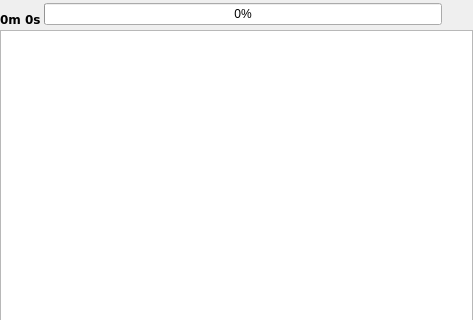
Before: the Qt Designer form branches/sayonara-885/src/GUI/playlist/GUI_Playlist.ui in shahid334/sayonara-player, drawn with Qt 5; both pictures show x 0 to 473 and y 0 to 320 of the 473 by 514 pixel window.
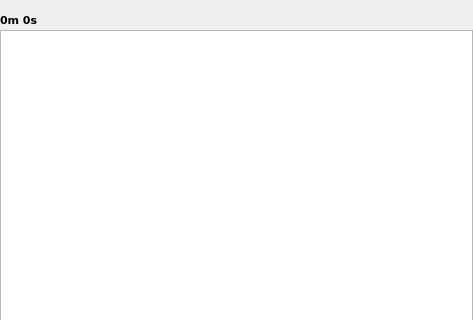
After: the same form once the commit is applied. Icons and pictures are not drawn. Custom widgets are drawn as their Qt base class.

Diff of the .ui file:
```diff
--- a/branches/sayonara-885/src/GUI/playlist/GUI_Playlist.ui
+++ b/branches/sayonara-885/src/GUI/playlist/GUI_Playlist.ui
@@ -445,24 +445,6 @@
      </item>
     </layout>
    </item>
-   <item row="3" column="1" colspan="2">
-    <spacer name="horizontalSpacer">
-     <property name="font">
-      <font>
-       <family>DejaVu Sans</family>
-      </font>
-     </property>
-     <property name="orientation">
-      <enum>Qt::Horizontal</enum>
-     </property>
-     <property name="sizeHint" stdset="0">
-      <size>
-       <width>40</width>
-       <height>20</height>
-      </size>
-     </property>
-    </spacer>
-   </item>
    <item row="3" column="3">
     <widget class="QPushButton" name="btn_numbers">
      <property name="minimumSize">
@@ -509,6 +491,12 @@
     <layout class="QHBoxLayout" name="horizontalLayout_3">
      <item>
       <widget class="QLabel" name="lab_totalTime">
+       <property name="sizePolicy">
+        <sizepolicy hsizetype="MinimumExpanding" vsizetype="Preferred">
+         <horstretch>0</horstretch>
+         <verstretch>0</verstretch>
+        </sizepolicy>
+       </property>
        <property name="minimumSize">
         <size>
          <width>0</width>
@@ -524,7 +512,7 @@
        <property name="font">
         <font>
          <family>DejaVu Sans</family>
-         <pointsize>9</pointsize>
+         <pointsize>8</pointsize>
          <weight>75</weight>
          <bold>true</bold>
         </font>
@@ -538,14 +526,92 @@
       </widget>
      </item>
      <item>
-      <widget class="QProgressBar" name="pb_download">
-       <property name="value">
-        <number>0</number>
+      <widget class="QLabel" name="lab_connection">
+       <property name="sizePolicy">
+        <sizepolicy hsizetype="Maximum" vsizetype="Preferred">
+         <horstretch>0</horstretch>
+         <verstretch>0</verstretch>
+        </sizepolicy>
+       </property>
+       <property name="minimumSize">
+        <size>
+         <width>0</width>
+         <height>25</height>
+        </size>
+       </property>
+       <property name="maximumSize">
+        <size>
+         <width>1000</width>
+         <height>16777215</height>
+        </size>
+       </property>
+       <property name="font">
+        <font>
+         <family>DejaVu Sans</family>
+         <pointsize>8</pointsize>
+         <weight>75</weight>
+         <bold>true</bold>
+        </font>
+       </property>
+       <property name="text">
+        <string/>
+       </property>
+       <property name="alignment">
+        <set>Qt::AlignBottom|Qt::AlignLeading|Qt::AlignLeft</set>
+       </property>
+      </widget>
+     </item>
+     <item>
+      <widget class="QPushButton" name="btn_dismiss">
+       <property name="minimumSize">
+        <size>
+         <width>24</width>
+         <height>24</height>
+        </size>
+       </property>
+       <property name="maximumSize">
+        <size>
+         <width>24</width>
+         <height>24</height>
+        </size>
+       </property>
+       <property name="focusPolicy">
+        <enum>Qt::NoFocus</enum>
+       </property>
+       <property name="text">
+        <string/>
+       </property>
+       <property name="iconSize">
+        <size>
+         <width>18</width>
+         <height>18</height>
+        </size>
+       </property>
+       <property name="flat">
+        <bool>true</bool>
        </property>
       </widget>
      </item>
     </layout>
    </item>
+   <item row="3" column="1">
+    <spacer name="horizontalSpacer">
+     <property name="font">
+      <font>
+       <family>DejaVu Sans</family>
+      </font>
+     </property>
+     <property name="orientation">
+      <enum>Qt::Horizontal</enum>
+     </property>
+     <property name="sizeHint" stdset="0">
+      <size>
+       <width>40</width>
+       <height>20</height>
+      </size>
+     </property>
+    </spacer>
+   </item>
   </layout>
  </widget>
  <customwidgets>
```
